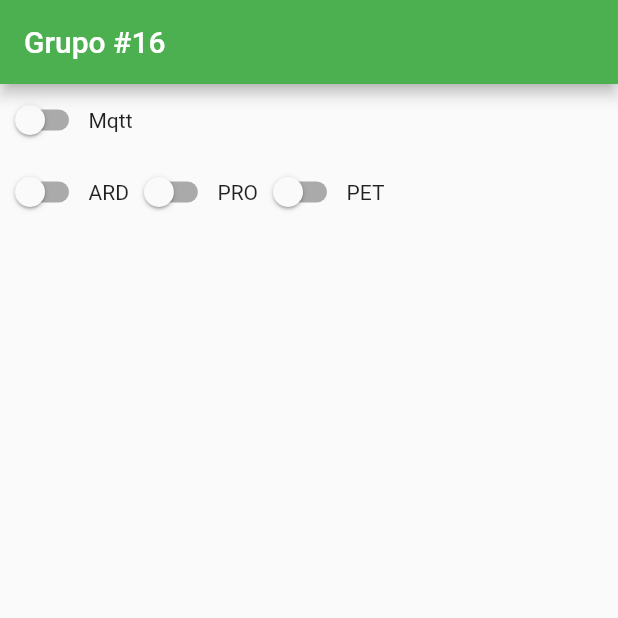
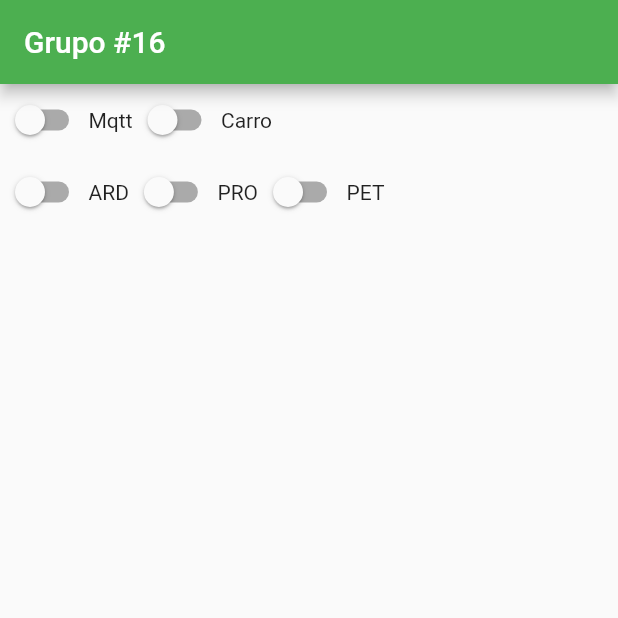
Before and after one commit to mayace/arqui2-proyecto1, a Flutter app: the screen it shows after launch, on a phone screen of 412 x 824 dp, the top half of it. Run offline on Flutter 3.47's test engine with Material 2 defaults, Android fonts, the phone set to English and light mode, and no system bars; our stand-ins replace flutter_local_notifications; missing offline and left inert: mqtt_client.

```diff
--- a/dashboardFlutter/lib/main.dart
+++ b/dashboardFlutter/lib/main.dart
@@ -1,3 +1,5 @@
+import 'dart:convert';
+
 import 'package:flutter/material.dart';
 import 'package:flutter_local_notifications/flutter_local_notifications.dart';
 import 'package:mqtt_client/mqtt_client.dart';
@@ -57,9 +59,11 @@ class _MyDashboardState extends State<MyHomePage> {
 
   var isMqttConnected = false;
 
+  static const CARRO_TOPIC =
+      "channels/1117472/publish/fields/field1/8NCUJ7OGZ0KS1Q5F";
   static const ARDUINO_TOPIC = "channels/1117472/subscribe/json";
-  static const PROMEDIOS_TOPIC = "channels/1135979/subscribe/fields/+";
-  static const PETICIONES_TOPIC = "channels/1135982/subscribe/fields/+";
+  static const PROMEDIOS_TOPIC = "channels/1135979/subscribe/json";
+  static const PETICIONES_TOPIC = "channels/1135982/subscribe/json";
 
   final amISubscribedTo = {"channels/1117472/subscribe/fields/field1": false};
 
@@ -228,8 +232,10 @@ class _MyDashboardState extends State<MyHomePage> {
                             final topicName =
                                 this.mqttChannels[c[0].topic]["nombre"];
 
+                            final dd = json.decode(payload);
+
                             setState(() {
-                              testTopic.add("$topicName: $payload");
+                              testTopic.add("$topicName: $dd");
                             });
                           });
                         } else {
@@ -239,85 +245,18 @@ class _MyDashboardState extends State<MyHomePage> {
                         print(e.toString());
                       }
                     }),
-                Text("Mqtt")
-                // FlatButton(
-                //     child: Text("Conectar"),
-                //     color: Colors.blue,
-                //     textColor: Colors.white,
-                //     onPressed: this.isConnected
-                //         ? null
-                //         : () async {
-                //             var c =
-                //                 MqttServerClient(MQTT_SERVER, MQTT_CLIENT_ID);
-                //             // c.logging(on: true);
+                Text("Mqtt"),
+                Switch(
+                  value: false,
+                  onChanged: (val) {
+                    final builder = MqttClientPayloadBuilder();
+                    builder.addString(val ? "encender" : "apagar");
 
-                //             c.onConnected = () {
-                //               print("connected...");
-                //               if (client != null) {
-                //                 client.disconnect();
-                //               }
-
-                //               setState(() {
-                //                 client = c;
-                //               });
-                //             };
-                //             c.onSubscribed = (payload) {
-                //               print(payload);
-                //             };
-                //             c.onSubscribeFail = (payload) {
-                //               print(payload);
-                //             };
-
-                //             c.onDisconnected = () {
-                //               print("disconnected...");
-                //               if (client != null) {
-                //                 client.disconnect();
-                //               }
-                //               setState(() {
-                //                 client = null;
-                //               });
-                //             };
-
-                //             final connMesage = MqttConnectMessage()
-                //                 .authenticateAs(MQTT_USER, MQTT_KEY)
-                //                 .withClientIdentifier(MQTT_CLIENT_ID)
-                //                 .startClean();
-
-                //             c.connectionMessage = connMesage;
-
-                //             try {
-                //               print("connecting...");
-                //               await c.connect();
-
-                //               // final channelId =
-                //               //     MQTT_CANALES['DatosArduino']['channelId'];
-                //               // final readKey =
-                //               //     MQTT_CANALES['DatosArduino']['readKey'];
-                //               // final topic =
-                //               //     "channels/$channelId/subscribe/fields/field1/$readKey";
-
-                //               // // print(topic);
-                //               // c.subscribe(
-                //               //     "channels/1117472/subscribe/fields/field1/IREIF7337EH8HWYL",
-                //               //     MqttQos.atLeastOnce);
-                //               // c.updates.listen(
-                //               //     (List<MqttReceivedMessage<MqttMessage>> c) {
-                //               //   final MqttPublishMessage message = c[0].payload;
-                //               //   final payload =
-                //               //       MqttPublishPayload.bytesToStringAsString(
-                //               //           message.payload.message);
-
-                //               //   // this.showNotification("title", payload);
-
-                //               //   setState(() {
-                //               //     testTopic.add(payload);
-                //               //   });
-                //               // });
-                //             } catch (ex) {
-                //               print(ex.toString());
-                //               c.disconnect();
-                //             }
-                //           }),
+                    this.client.publishMessage(
+                        CARRO_TOPIC, MqttQos.atMostOnce, builder.payload);
+                  },
+                ),
+                Text("Carro")
               ],
             ),
             Row(
```
